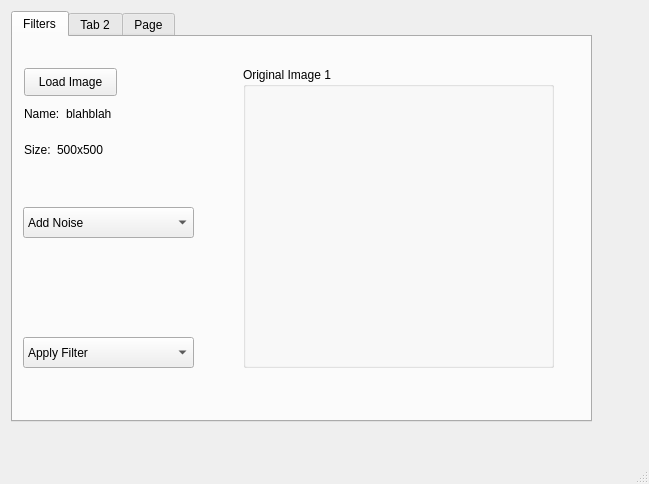
Before: the Qt Designer form mainGUI.ui in r-CV-Tasks/Image-filtering-edgeDetection-processing, drawn with Qt 5.
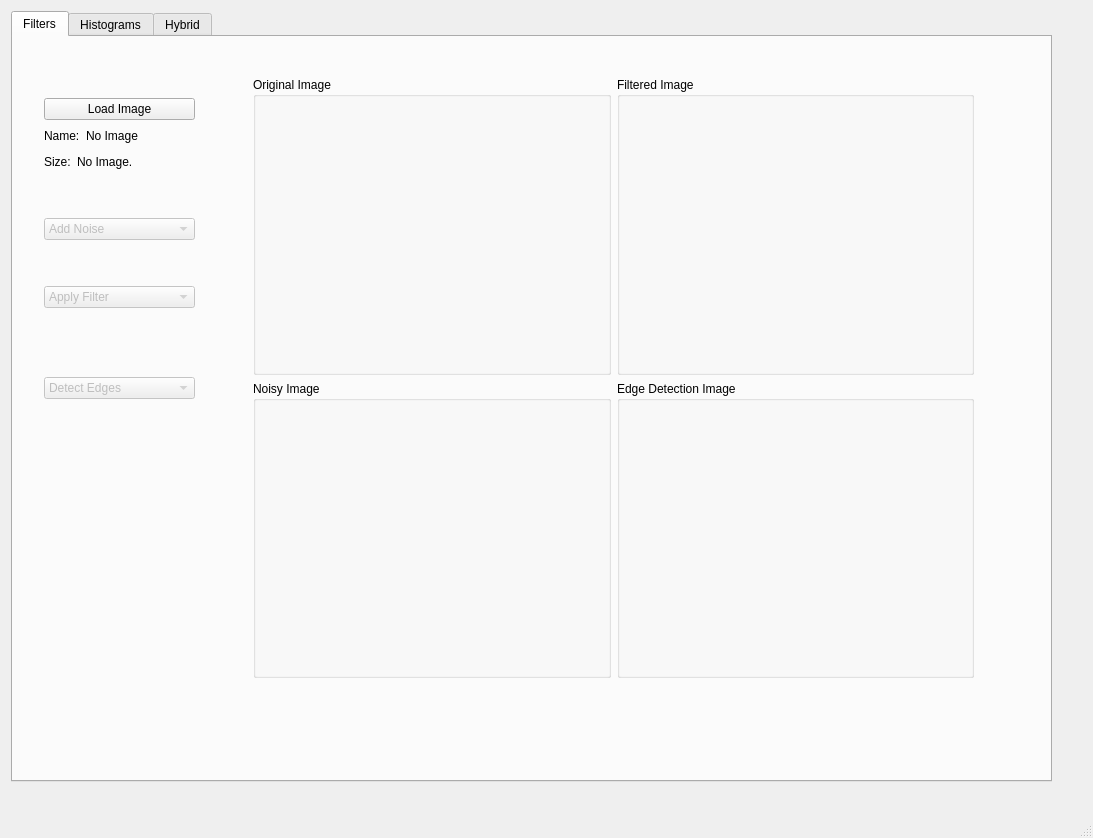
After: the same form once the commit is applied. Custom widgets are drawn as their Qt base class.

```diff
--- a/mainGUI.ui
+++ b/mainGUI.ui
@@ -6,8 +6,8 @@
    <rect>
     <x>0</x>
     <y>0</y>
-    <width>649</width>
-    <height>484</height>
+    <width>1093</width>
+    <height>838</height>
    </rect>
   </property>
   <property name="windowTitle">
@@ -19,8 +19,8 @@
      <rect>
       <x>11</x>
       <y>11</y>
-      <width>581</width>
-      <height>411</height>
+      <width>1041</width>
+      <height>771</height>
      </rect>
     </property>
     <property name="tabShape">
@@ -39,169 +39,288 @@
      <attribute name="title">
       <string>Filters</string>
      </attribute>
-     <widget class="QGroupBox" name="groupBox">
+     <widget class="QWidget" name="layoutWidget_2">
       <property name="geometry">
        <rect>
-        <x>230</x>
-        <y>30</y>
-        <width>311</width>
-        <height>301</height>
+        <x>240</x>
+        <y>40</y>
+        <width>721</width>
+        <height>601</height>
        </rect>
       </property>
-      <property name="title">
-       <string>Original Image 1</string>
-      </property>
-      <layout class="QGridLayout" name="gridLayout">
+      <layout class="QGridLayout" name="gridLayout_7">
+       <item row="0" column="1">
+        <widget class="QGroupBox" name="groupBox_6">
+         <property name="title">
+          <string>Filtered Image</string>
+         </property>
+         <layout class="QGridLayout" name="gridLayout_8">
+          <item row="0" column="0">
+           <widget class="ImageView" name="img1_filtered_2" native="true"/>
+          </item>
+         </layout>
+        </widget>
+       </item>
        <item row="0" column="0">
-        <widget class="ImageView" name="img1_original" native="true"/>
+        <widget class="QGroupBox" name="groupBox">
+         <property name="title">
+          <string>Original Image</string>
+         </property>
+         <layout class="QGridLayout" name="gridLayout">
+          <item row="0" column="0">
+           <widget class="ImageView" name="img1_original" native="true"/>
+          </item>
+         </layout>
+        </widget>
        </item>
+       <item row="1" column="0">
+        <widget class="QGroupBox" name="groupBox_7">
+         <property name="title">
+          <string>Noisy Image</string>
+         </property>
+         <layout class="QGridLayout" name="gridLayout_9">
+          <item row="0" column="0">
+           <widget class="ImageView" name="img1_noisy_2" native="true"/>
+          </item>
+         </layout>
+        </widget>
+       </item>
+       <item row="1" column="1">
+        <widget class="QGroupBox" name="groupBox_8">
+         <property name="title">
+          <string>Edge Detection Image</string>
+         </property>
+         <layout class="QGridLayout" name="gridLayout_10">
+          <item row="0" column="0">
+           <widget class="ImageView" name="img1_edged_2" native="true"/>
+          </item>
+         </layout>
+        </widget>
+       </item>
       </layout>
      </widget>
-     <widget class="QPushButton" name="pushButton">
+     <widget class="QWidget" name="layoutWidget">
       <property name="geometry">
        <rect>
-        <x>11</x>
-        <y>31</y>
-        <width>93</width>
-        <height>28</height>
+        <x>31</x>
+        <y>61</y>
+        <width>151</width>
+        <height>363</height>
        </rect>
       </property>
-      <property name="text">
-       <string>Load Image</string>
-      </property>
-     </widget>
-     <widget class="QComboBox" name="comboBox">
-      <property name="geometry">
-       <rect>
-        <x>10</x>
-        <y>170</y>
-        <width>171</width>
-        <height>31</height>
-       </rect>
-      </property>
-      <item>
-       <property name="text">
-        <string>Add Noise</string>
-       </property>
-      </item>
-      <item>
-       <property name="text">
-        <string>Uniform</string>
-       </property>
-      </item>
-      <item>
-       <property name="text">
-        <string>Gaussian</string>
-       </property>
-      </item>
-      <item>
-       <property name="text">
-        <string>Salt &amp; Pepper</string>
-       </property>
-      </item>
-     </widget>
-     <widget class="QComboBox" name="comboBox_2">
-      <property name="geometry">
-       <rect>
-        <x>10</x>
-        <y>300</y>
-        <width>171</width>
-        <height>31</height>
-       </rect>
-      </property>
-      <item>
-       <property name="text">
-        <string>Apply Filter</string>
-       </property>
-      </item>
-      <item>
-       <property name="text">
-        <string>Average</string>
-       </property>
-      </item>
-      <item>
-       <property name="text">
-        <string>Gaussian</string>
-       </property>
-      </item>
-      <item>
-       <property name="text">
-        <string>Median</string>
-       </property>
-      </item>
-     </widget>
-     <widget class="QWidget" name="">
-      <property name="geometry">
-       <rect>
-        <x>11</x>
-        <y>66</y>
-        <width>142</width>
-        <height>22</height>
-       </rect>
-      </property>
-      <layout class="QHBoxLayout" name="horizontalLayout">
+      <layout class="QVBoxLayout" name="verticalLayout_2">
        <item>
-        <widget class="QLabel" name="label">
+        <widget class="QPushButton" name="btn_load_2">
          <property name="text">
-          <string>Name:</string>
+          <string>Load Image</string>
          </property>
         </widget>
        </item>
        <item>
-        <widget class="QLabel" name="label_3">
-         <property name="text">
-          <string>blahblah</string>
+        <layout class="QHBoxLayout" name="horizontalLayout">
+         <item>
+          <widget class="QLabel" name="label">
+           <property name="text">
+            <string>Name:</string>
+           </property>
+          </widget>
+         </item>
+         <item>
+          <widget class="QLabel" name="label_imgName_2">
+           <property name="text">
+            <string>No Image</string>
+           </property>
+          </widget>
+         </item>
+         <item>
+          <spacer name="horizontalSpacer">
+           <property name="orientation">
+            <enum>Qt::Horizontal</enum>
+           </property>
+           <property name="sizeHint" stdset="0">
+            <size>
+             <width>40</width>
+             <height>20</height>
+            </size>
+           </property>
+          </spacer>
+         </item>
+        </layout>
+       </item>
+       <item>
+        <layout class="QHBoxLayout" name="horizontalLayout_2">
+         <item>
+          <widget class="QLabel" name="label_2">
+           <property name="text">
+            <string>Size:</string>
+           </property>
+          </widget>
+         </item>
+         <item>
+          <widget class="QLabel" name="label_imgSize_2">
+           <property name="text">
+            <string>No Image.</string>
+           </property>
+          </widget>
+         </item>
+         <item>
+          <spacer name="horizontalSpacer_2">
+           <property name="orientation">
+            <enum>Qt::Horizontal</enum>
+           </property>
+           <property name="sizeHint" stdset="0">
+            <size>
+             <width>40</width>
+             <height>20</height>
+            </size>
+           </property>
+          </spacer>
+         </item>
+        </layout>
+       </item>
+       <item>
+        <spacer name="verticalSpacer_5">
+         <property name="orientation">
+          <enum>Qt::Vertical</enum>
          </property>
+         <property name="sizeType">
+          <enum>QSizePolicy::Preferred</enum>
+         </property>
+         <property name="sizeHint" stdset="0">
+          <size>
+           <width>20</width>
+           <height>40</height>
+          </size>
+         </property>
+        </spacer>
+       </item>
+       <item>
+        <widget class="QComboBox" name="combo_noise_2">
+         <property name="enabled">
+          <bool>false</bool>
+         </property>
+         <item>
+          <property name="text">
+           <string>Add Noise</string>
+          </property>
+         </item>
+         <item>
+          <property name="text">
+           <string>Uniform Noise</string>
+          </property>
+         </item>
+         <item>
+          <property name="text">
+           <string>Gaussian Noise</string>
+          </property>
+         </item>
+         <item>
+          <property name="text">
+           <string>Salt &amp; Pepper Noise</string>
+          </property>
+         </item>
         </widget>
        </item>
        <item>
-        <spacer name="horizontalSpacer">
+        <spacer name="verticalSpacer_6">
          <property name="orientation">
-          <enum>Qt::Horizontal</enum>
+          <enum>Qt::Vertical</enum>
          </property>
+         <property name="sizeType">
+          <enum>QSizePolicy::Preferred</enum>
+         </property>
          <property name="sizeHint" stdset="0">
           <size>
-           <width>40</width>
-           <height>20</height>
+           <width>20</width>
+           <height>40</height>
           </size>
          </property>
         </spacer>
        </item>
-      </layout>
-     </widget>
-     <widget class="QWidget" name="">
-      <property name="geometry">
-       <rect>
-        <x>11</x>
-        <y>102</y>
-        <width>133</width>
-        <height>22</height>
-       </rect>
-      </property>
-      <layout class="QHBoxLayout" name="horizontalLayout_2">
        <item>
-        <widget class="QLabel" name="label_2">
-         <property name="text">
-          <string>Size:</string>
+        <widget class="QComboBox" name="combo_filter_2">
+         <property name="enabled">
+          <bool>false</bool>
          </property>
+         <item>
+          <property name="text">
+           <string>Apply Filter</string>
+          </property>
+         </item>
+         <item>
+          <property name="text">
+           <string>Average Filter</string>
+          </property>
+         </item>
+         <item>
+          <property name="text">
+           <string>Gaussian Filter</string>
+          </property>
+         </item>
+         <item>
+          <property name="text">
+           <string>Median Filter</string>
+          </property>
+         </item>
         </widget>
        </item>
        <item>
-        <widget class="QLabel" name="label_4">
-         <property name="text">
-          <string>500x500</string>
+        <spacer name="verticalSpacer_7">
+         <property name="orientation">
+          <enum>Qt::Vertical</enum>
          </property>
+         <property name="sizeHint" stdset="0">
+          <size>
+           <width>20</width>
+           <height>40</height>
+          </size>
+         </property>
+        </spacer>
+       </item>
+       <item>
+        <widget class="QComboBox" name="combo_edges_2">
+         <property name="enabled">
+          <bool>false</bool>
+         </property>
+         <property name="currentText">
+          <string>Detect Edges</string>
+         </property>
+         <item>
+          <property name="text">
+           <string>Detect Edges</string>
+          </property>
+         </item>
+         <item>
+          <property name="text">
+           <string>Sobel Mask</string>
+          </property>
+         </item>
+         <item>
+          <property name="text">
+           <string>Roberts Mask</string>
+          </property>
+         </item>
+         <item>
+          <property name="text">
+           <string>Prewitt Mask</string>
+          </property>
+         </item>
+         <item>
+          <property name="text">
+           <string>Canny Mask</string>
+          </property>
+         </item>
         </widget>
        </item>
        <item>
-        <spacer name="horizontalSpacer_2">
+        <spacer name="verticalSpacer_8">
          <property name="orientation">
-          <enum>Qt::Horizontal</enum>
+          <enum>Qt::Vertical</enum>
          </property>
          <property name="sizeHint" stdset="0">
           <size>
-           <width>40</width>
-           <height>20</height>
+           <width>20</width>
+           <height>40</height>
           </size>
          </property>
         </spacer>
@@ -211,12 +330,12 @@
     </widget>
     <widget class="QWidget" name="tab_4">
      <attribute name="title">
-      <string>Tab 2</string>
+      <string>Histograms</string>
      </attribute>
     </widget>
     <widget class="QWidget" name="tab_5">
      <attribute name="title">
-      <string>Page</string>
+      <string>Hybrid</string>
      </attribute>
     </widget>
    </widget>
```
Left out of the diff: 8 changed lines with no effect on the pictures.
